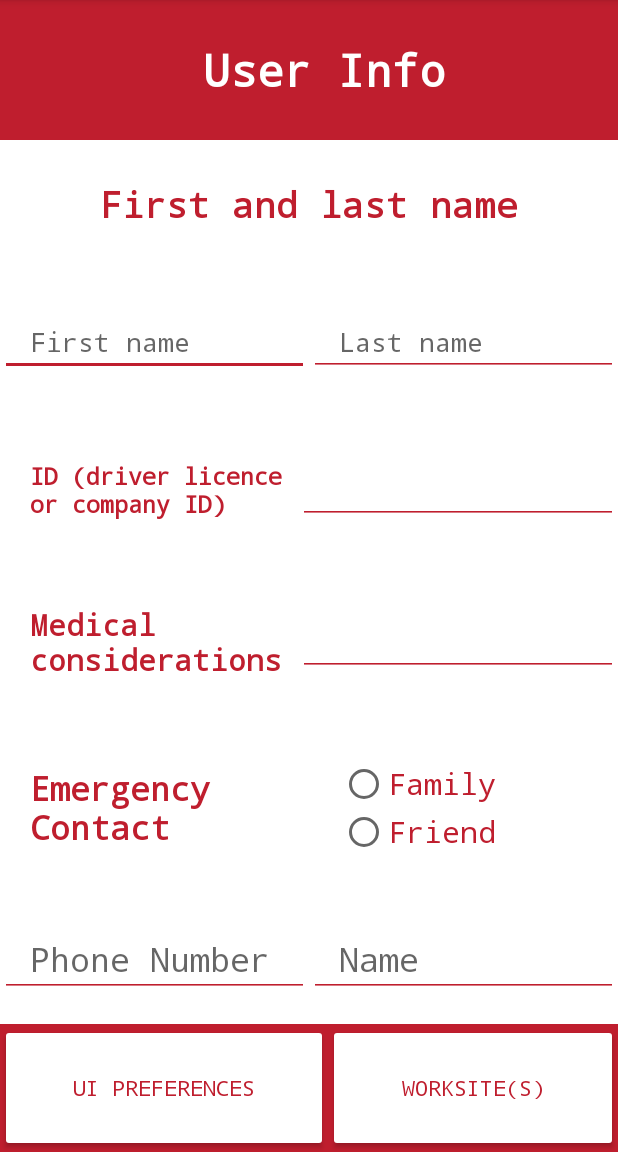
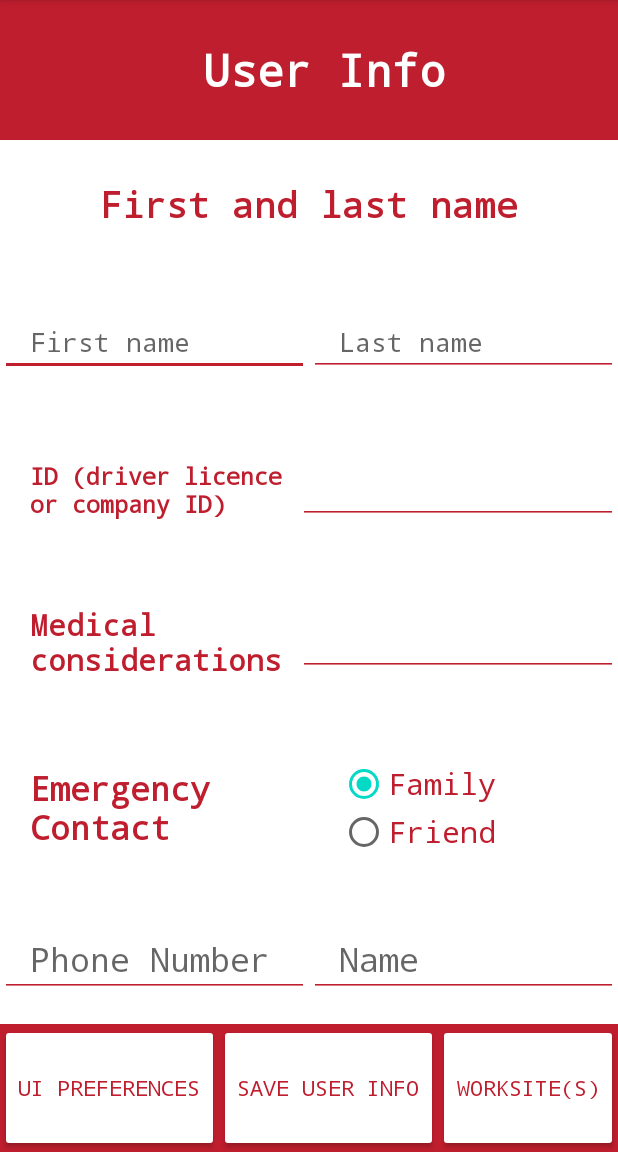
Before and after one commit to shrimalaya/Android-Seerem-Supervisor-App, an Android app: the UserInfoActivity screen opened directly, with no data from a screen before it, on a phone screen of 412 x 824 dp, the part 84-1236 px from its top. Run offline under Robolectric (Android 15) with nearby library versions, the phone set to English and light mode, and no system bars.

Commit message:
Code For UserInfoActivity Added (INCOMPLETE SQL DATABASE FUNCTIONALITY)
Code for identifying and handling user input for UserInfoActivity's
EditText/Radio Button elements has been added. Unfinished implementation of
SQL Database saving in UserInfoActivity also included (and is commented out).

```diff
--- a/app/src/main/java/com/example/supervisor_seerem/UI/UserInfoActivity.java
+++ b/app/src/main/java/com/example/supervisor_seerem/UI/UserInfoActivity.java
@@ -4,35 +4,122 @@ import androidx.appcompat.app.AppCompatActivity;
 
 import android.content.Intent;
 import android.os.Bundle;
+import android.telephony.emergency.EmergencyNumber;
 import android.view.View;
 import android.widget.Button;
+import android.widget.EditText;
 import android.widget.RadioButton;
+import android.widget.RadioGroup;
+import android.widget.Toast;
 
 import com.example.supervisor_seerem.R;
+import com.example.supervisor_seerem.model.database.SupervisorDatabase;
 
 import java.util.ArrayList;
 import java.util.List;
 
-public class UserInfoActivity extends AppCompatActivity {
+/**
+ * This class allows the user to enter an save their personal info, and go UIPreferencesActivity and
+ * SiteMapActivity.
+ * @Author Michael Mora
+ */
+public class UserInfoActivity extends AppCompatActivity implements View.OnClickListener {
 
-    Button goToWorksites;
+    EditText firstNameInput;
+    EditText lastNameInput;
+    EditText idInput;
+    EditText medicalConsiderationsInput;
+    EditText emergencyContactNameInput;
+    EditText emergencyContactNumberInput;
+    RadioGroup emergencyContactTypes;
+    String chosenEmergencyContactType;
+
+    SupervisorDatabase supervisorDatabase;
+
     @Override
     protected void onCreate(Bundle savedInstanceState) {
         super.onCreate(savedInstanceState);
         setContentView(R.layout.activity_user_info);
 
+        firstNameInput = findViewById(R.id.editFirstName);
+        lastNameInput = findViewById(R.id.editLastName);
+        idInput = findViewById(R.id.editID);
+        medicalConsiderationsInput = findViewById(R.id.editMedical);
+        emergencyContactNameInput = findViewById(R.id.editEmergencyContactName);
+        emergencyContactTypes = findViewById(R.id.radioContactType);
+        emergencyContactNumberInput = findViewById(R.id.editEmergencyNumber);
+
+        supervisorDatabase = new SupervisorDatabase(this);
+
+        Button goToUIPreferences = (Button) findViewById(R.id.buttonUIPreferences);
+        Button saveUserInfo = (Button) findViewById(R.id.buttonSaveUserInfo);
+        Button goToWorkSite = (Button) findViewById(R.id.buttonSiteMap);
+
+        goToUIPreferences.setOnClickListener(this);
+        saveUserInfo.setOnClickListener(this);
+        goToWorkSite.setOnClickListener(this);
+
+        emergencyContactTypes.setOnCheckedChangeListener(new RadioGroup.OnCheckedChangeListener() {
+            @Override
+            public void onCheckedChanged(RadioGroup group, int checkedId) {
+                RadioButton selectedRadioButton = (RadioButton) group.findViewById(checkedId);
+                chosenEmergencyContactType = selectedRadioButton.getText().toString();
+                Toast.makeText(getApplicationContext(), chosenEmergencyContactType, Toast.LENGTH_LONG).show();
+            }
+        });
         List<RadioButton> contactRadioButtons = new ArrayList<>();
-
-        setupButtons();
     }
 
-    private void setupButtons() {
-        goToWorksites = findViewById(R.id.button2);
-        goToWorksites.setOnClickListener(new View.OnClickListener() {
-            @Override
-            public void onClick(View v) {
-                startActivity(new Intent(getBaseContext(), SiteInfoActivity.class));
+    private boolean areAnyInputsEmpty(String[] inputs){
+        for(int i = 0; i < inputs.length; i++){
+            if(inputs[i].isEmpty()){
+                return false;
             }
-        });
+        }
+        return true;
+    }
+
+    private void storeInputs(){
+        String firstName = firstNameInput.getText().toString();
+        String lastName = lastNameInput.getText().toString();
+        String id = idInput.getText().toString();
+        String medicalConsiderations = medicalConsiderationsInput.getText().toString();
+        String emergencyContactNumber = emergencyContactNumberInput.getText().toString();
+        String emergencyContactName = emergencyContactNameInput.getText().toString();
+        String[] inputs = {firstName, lastName, id, medicalConsiderations, chosenEmergencyContactType,
+                emergencyContactNumber, emergencyContactName};
+
+        // Prevent user from saving if they leave any parts of User Info blank.
+        if(!areAnyInputsEmpty(inputs)){
+            Toast.makeText(this,getText(R.string.error_userinfo_incomplete), Toast.LENGTH_LONG).show();
+        }else{
+//            supervisorDatabase.wipeData();
+
+            //Temporarily commented out
+//            long result = supervisorDatabase.insertSupervisorData(firstName, lastName,
+//                    id, medicalConsiderations, chosenEmergencyContactType,
+//                    Integer.parseInt(emergencyContactNumberInput.getText().toString()),
+//                    emergencyContactName);
+//            // For testing ---
+//            // the database returns -1 if an error occured.
+//            if (result < 0) {
+//                Toast.makeText(this, "data not inserted", Toast.LENGTH_SHORT).show();
+//            } else {
+//                Toast.makeText(this, "data inserted!", Toast.LENGTH_SHORT).show();
+//            }
+        }
+        // ---
+    }
+
+    // Changed settings will not be saved unless the user explicitly saves the info.
+    @Override
+    public void onClick(View view) {
+        if(view.getId() == R.id.buttonUIPreferences){
+            startActivity(new Intent(getBaseContext(), UIPreferencesActivity.class));
+        }else if(view.getId() == R.id.buttonSaveUserInfo){
+            storeInputs();
+        }else if(view.getId() == R.id.buttonSiteMap){
+            startActivity(new Intent(getBaseContext(), SiteInfoActivity.class));
+        }
     }
 }
--- a/app/src/main/java/com/example/supervisor_seerem/model/database/SchemaConstants.java
+++ b/app/src/main/java/com/example/supervisor_seerem/model/database/SchemaConstants.java
@@ -10,10 +10,11 @@ public class SchemaConstants {
     public static final String SUPERVISOR_DATABASE_NAME = "supervisordatabase";
     public static final String SUPERVISOR_TABLE_NAME = "SUPERVISORTABLE";
 
-    public static final String SAVED_USERNAME = "savedusername";
-    public static final String SAVED_PASSWORD = "savedpassword";
+    public static final String SUPERVISOR_FIRST_NAME = "supervisorfirstname";
+    public static final String SUPERVISOR_LAST_NAME = "supervisorlastname";
     public static final String ID = "id";
     public static final String MEDICAL_CONSIDERATIONS = "medicalconsiderations";
+    public static final String EMERGENCY_CONTACT_TYPE = "emergencycontacttype";
     public static final String EMERGENCY_CONTACT_NAME = "emergencycontactname";
     public static final String EMERGENCY_CONTACT_NUMBER = "emergencycontactnumber";
     public static final int SUPERVISOR_DATABASE_VERSION = 1;
--- a/app/src/main/java/com/example/supervisor_seerem/model/database/SupervisorHelper.java
+++ b/app/src/main/java/com/example/supervisor_seerem/model/database/SupervisorHelper.java
@@ -19,12 +19,13 @@ public class SupervisorHelper extends SQLiteOpenHelper {
     private static final String CREATE_TABLE =
             "CREATE TABLE "+
                     SchemaConstants.SUPERVISOR_TABLE_NAME+ " (" +
-                    SchemaConstants.SAVED_USERNAME + " TEXT, " +
-                    SchemaConstants.SAVED_PASSWORD + " TEXT, " +
-                    SchemaConstants.ID + "INTEGER PRIMARY KEY AUTOINCREMENT, " +
+                    SchemaConstants.SUPERVISOR_FIRST_NAME + " TEXT, " +
+                    SchemaConstants.SUPERVISOR_LAST_NAME + " TEXT, " +
+                    SchemaConstants.ID + " TEXT, " +
                     SchemaConstants.MEDICAL_CONSIDERATIONS + " TEXT, " +
-                    SchemaConstants.EMERGENCY_CONTACT_NAME + " TEXT, " +
-                    SchemaConstants.EMERGENCY_CONTACT_NUMBER + " INTEGER PRIMARY KEY AUTOINCREMENT); ";
+                    SchemaConstants.EMERGENCY_CONTACT_TYPE + " TEXT, " +
+                    SchemaConstants.EMERGENCY_CONTACT_NUMBER + " INTEGER PRIMARY KEY AUTOINCREMENT, " +
+                    SchemaConstants.EMERGENCY_CONTACT_NAME + "TEXT); ";
 
     private static final String DROP_TABLE = "DROP TABLE IF EXISTS " + SchemaConstants.SUPERVISOR_TABLE_NAME;
 
--- a/app/src/main/res/layout/activity_user_info.xml
+++ b/app/src/main/res/layout/activity_user_info.xml
@@ -187,6 +187,7 @@
                     android:textColor="@color/seerem_logo_colour"
                     android:textSize="20dp"
                     android:fontFamily="monospace"
+                    android:checked="true"
                     android:layout_gravity="center"/>
 
 
@@ -220,6 +221,7 @@
             android:hint="@string/emergency_contact_number_entryy"
             android:paddingStart="20dip"
             android:paddingLeft="20dip"
+            android:inputType="number"
             android:textColor="@color/seerem_logo_colour"
             android:textSize="22sp" />
 
@@ -247,7 +249,7 @@
         android:background="@color/seerem_logo_colour">
 
         <Button
-            android:id="@+id/button"
+            android:id="@+id/buttonUIPreferences"
             android:layout_width="wrap_content"
             android:layout_height="match_parent"
             android:layout_weight="1"
@@ -257,7 +259,17 @@
             android:fontFamily="monospace"/>
 
         <Button
-            android:id="@+id/button2"
+            android:id="@+id/buttonSaveUserInfo"
+            android:layout_width="wrap_content"
+            android:layout_height="match_parent"
+            android:layout_weight="1"
+            android:text="@string/save_user_info_button"
+            android:textColor="@color/seerem_logo_colour"
+            android:backgroundTint="@color/white"
+            android:fontFamily="monospace"/>
+
+        <Button
+            android:id="@+id/buttonSiteMap"
             android:layout_width="wrap_content"
             android:layout_height="match_parent"
             android:layout_weight="1"
--- a/app/src/main/res/values/strings.xml
+++ b/app/src/main/res/values/strings.xml
@@ -23,4 +23,6 @@
     <string name="emergency_contact_type_friend">Friend</string>
     <string name="go_to_ui_preferences_button">UI Preferences</string>
     <string name="go_to_worksite">Worksite(s)</string>
+    <string name="save_user_info_button">Save User Info</string>
+    <string name="error_userinfo_incomplete">All parts of your User Info must be filled before they can be saved.</string>
 </resources>
```
Also changed, not shown: app/src/main/AndroidManifest.xml (+5 -5 lines), app/src/main/java/com/example/supervisor_seerem/UI/UIPreferencesActivity.java (added, +16 -0 lines), app/src/main/java/com/example/supervisor_seerem/model/database/SupervisorDatabase.java (+13 -6 lines), app/src/main/res/layout/activity_u_i_preferences.xml (added, +9 -0 lines).
